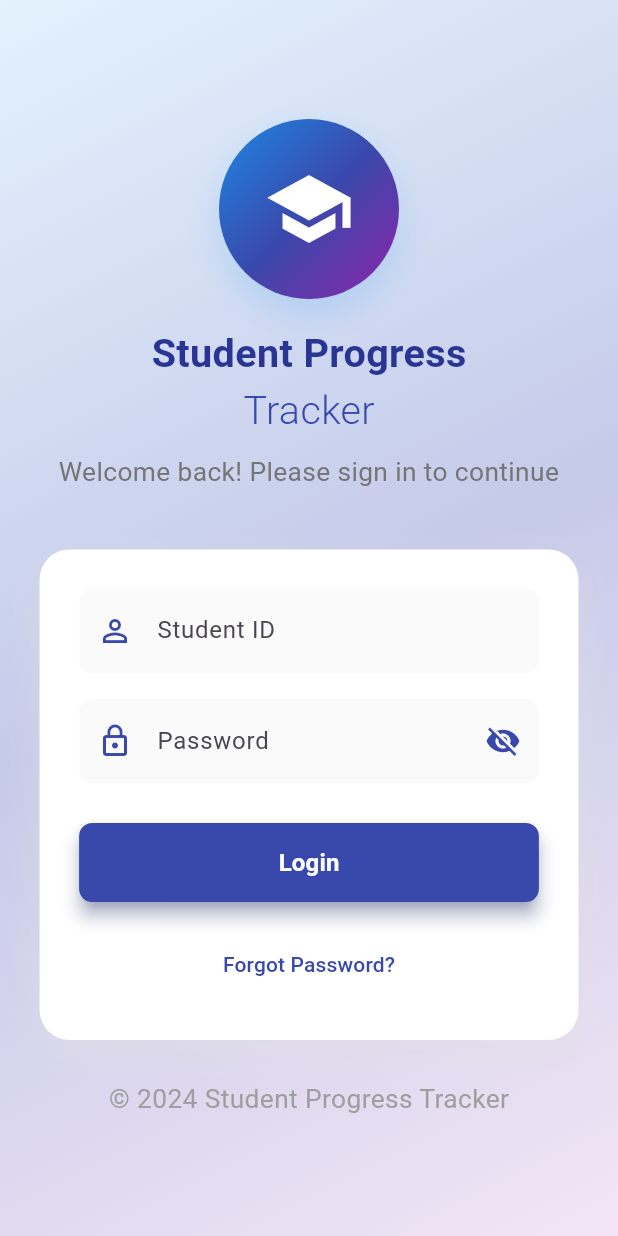
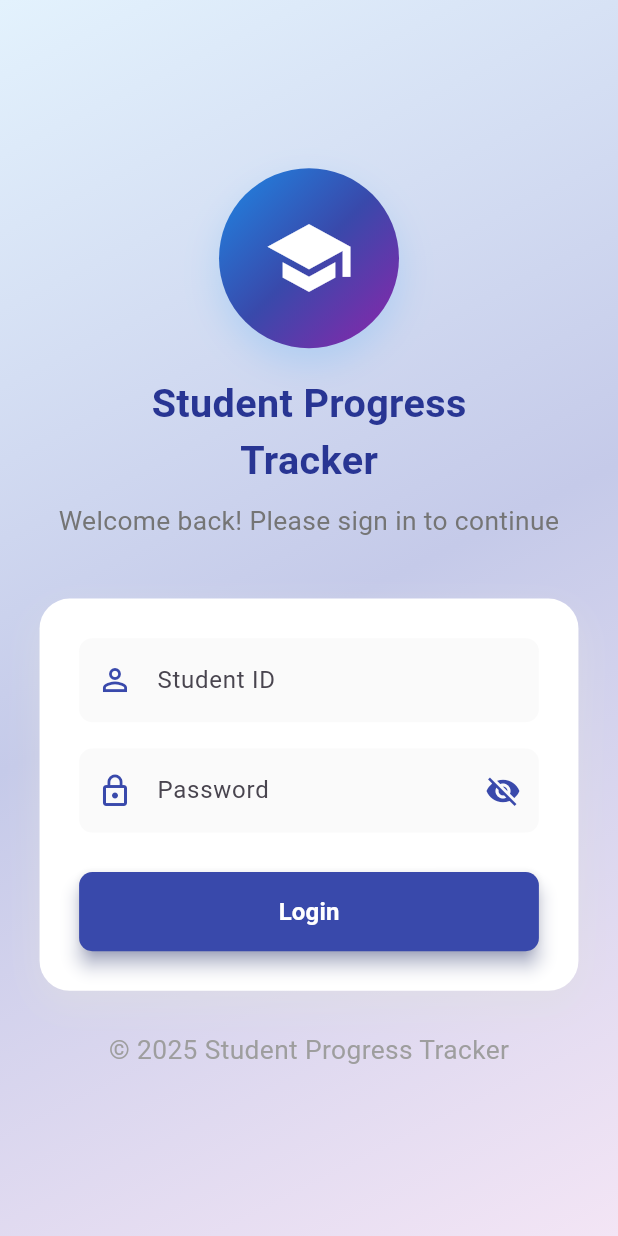
Before and after one commit to bhuwan1301/student-progress-tracker, a Flutter app: the screen it shows after launch, on a phone screen of 412 x 824 dp. Run offline on Flutter 3.47's test engine with Material 3 defaults, Android fonts, the phone set to English and light mode, and no system bars; our stand-ins replace fl_chart, flutter_bloc, flutter_secure_storage, get.

Commit message:
Fixed naming issues, and bugs

```diff
--- a/student_progress_tracker/lib/screens/login.dart
+++ b/student_progress_tracker/lib/screens/login.dart
@@ -242,8 +242,8 @@ class _LoginPageState extends State<LoginPage> with TickerProviderStateMixin {
                             'Tracker',
                             style: TextStyle(
                               fontSize: ResponsiveSdk.fontSizeLarge(context),
-                              fontWeight: FontWeight.w300,
-                              color: Colors.indigo.shade600,
+                              fontWeight: FontWeight.bold,
+                              color: Colors.indigo.shade800,
                             ),
                           ),
                           SizedBox(height: ResponsiveSdk.paddingSmall(context)),
@@ -414,27 +414,6 @@ class _LoginPageState extends State<LoginPage> with TickerProviderStateMixin {
                                   ),
                                 ),
 
-                                SizedBox(height: ResponsiveSdk.paddingMedium(context)),
-
-                                // Forgot Password Link
-                                TextButton(
-                                  onPressed: () {
-                                    // Handle forgot password
-                                    ScaffoldMessenger.of(context).showSnackBar(
-                                      const SnackBar(
-                                        content: Text('Forgot password functionality coming soon!'),
-                                        behavior: SnackBarBehavior.floating,
-                                      ),
-                                    );
-                                  },
-                                  child: Text(
-                                    'Forgot Password?',
-                                    style: TextStyle(
-                                      color: Colors.indigo.shade600,
-                                      fontWeight: FontWeight.w500,
-                                    ),
-                                  ),
-                                ),
                               ],
                             ),
                           ),
@@ -448,7 +427,7 @@ class _LoginPageState extends State<LoginPage> with TickerProviderStateMixin {
                     FadeTransition(
                       opacity: _fadeAnimation,
                       child: Text(
-                        '© 2024 Student Progress Tracker',
+                        '© 2025 Student Progress Tracker',
                         style: TextStyle(
                           color: Colors.grey.shade500,
                           fontSize: ResponsiveSdk.fontSizeSmall(context),
--- a/student_progress_tracker/lib/screens/splash.dart
+++ b/student_progress_tracker/lib/screens/splash.dart
@@ -244,10 +244,10 @@ class _SplashScreenState extends State<SplashScreen>
                               Text(
                                 'Tracker',
                                 style: TextStyle(
-                                  fontSize: 28,
-                                  fontWeight: FontWeight.w300,
-                                  color: Colors.indigo.shade600,
-                                  letterSpacing: 2.0,
+                                  fontSize: 32,
+                                  fontWeight: FontWeight.bold,
+                                  color: Colors.indigo.shade800,
+                                  letterSpacing: 1.2,
                                 ),
                                 textAlign: TextAlign.center,
                               ),
@@ -357,7 +357,7 @@ class _SplashScreenState extends State<SplashScreen>
                       ),
                       const SizedBox(height: 5),
                       Text(
-                        '© 2024 Student Progress Tracker',
+                        '© 2025 Student Progress Tracker',
                         style: TextStyle(
                           color: Colors.grey.shade500,
                           fontSize: 12,
```
